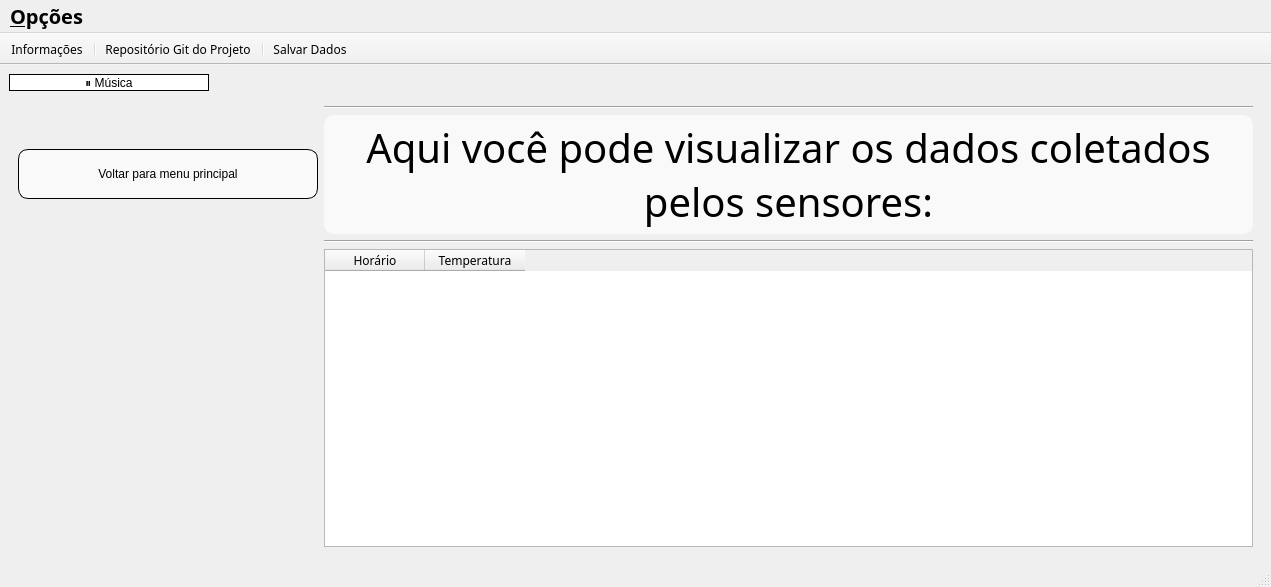
ST-Brenda/Projeto-Final-LabProg-III, file scr/mainwindow.ui: the form before one commit.
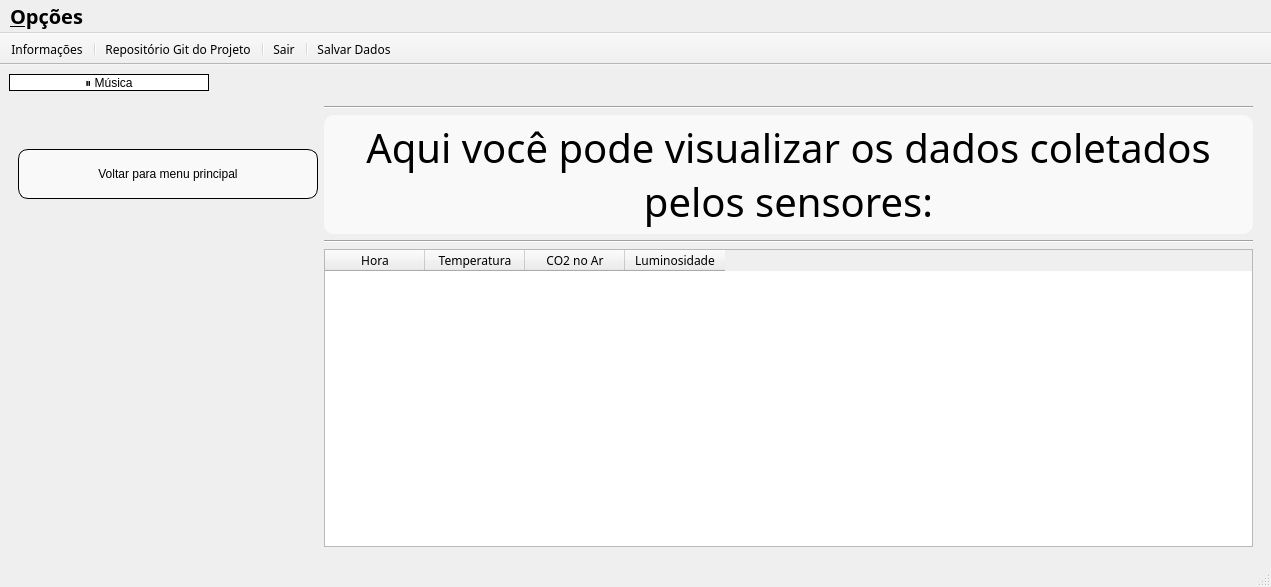
The form after the commit. The open tabs and pages were chosen to show the change. Icons and pictures are not drawn.

The edit to the form file:
```diff
--- a/scr/mainwindow.ui
+++ b/scr/mainwindow.ui
@@ -680,18 +680,31 @@
         </item>
         <item row="3" column="1" rowspan="3">
          <widget class="QTableWidget" name="dados_tableWidget">
+          <property name="minimumSize">
+           <size>
+            <width>0</width>
+            <height>0</height>
+           </size>
+          </property>
+          <property name="maximumSize">
+           <size>
+            <width>16777215</width>
+            <height>16777215</height>
+           </size>
+          </property>
           <property name="editTriggers">
            <set>QAbstractItemView::NoEditTriggers</set>
           </property>
+          <property name="columnCount">
+           <number>4</number>
+          </property>
           <column>
            <property name="text">
-            <string>Horário</string>
+            <string>Hora</string>
            </property>
            <property name="font">
             <font>
              <family>Tibetan Machine Uni</family>
-             <weight>50</weight>
-             <bold>false</bold>
             </font>
            </property>
            <property name="background">
@@ -709,8 +722,40 @@
            <property name="font">
             <font>
              <family>Tibetan Machine Uni</family>
-             <weight>50</weight>
-             <bold>false</bold>
+            </font>
+           </property>
+           <property name="background">
+            <color>
+             <red>222</red>
+             <green>221</green>
+             <blue>218</blue>
+            </color>
+           </property>
+          </column>
+          <column>
+           <property name="text">
+            <string>CO2 no Ar</string>
+           </property>
+           <property name="font">
+            <font>
+             <family>Tibetan Machine Uni</family>
+            </font>
+           </property>
+           <property name="background">
+            <color>
+             <red>222</red>
+             <green>221</green>
+             <blue>218</blue>
+            </color>
+           </property>
+          </column>
+          <column>
+           <property name="text">
+            <string>Luminosidade</string>
+           </property>
+           <property name="font">
+            <font>
+             <family>Tibetan Machine Uni</family>
             </font>
            </property>
            <property name="background">
@@ -798,6 +843,8 @@
    <addaction name="separator"/>
    <addaction name="action_Reposit_rio_Git_do_Projeto"/>
    <addaction name="separator"/>
+   <addaction name="actionFechar"/>
+   <addaction name="separator"/>
    <addaction name="actionSalvar_dados"/>
   </widget>
   <widget class="QMenuBar" name="menubar">
@@ -864,6 +911,20 @@
     <string>Ctrl+S</string>
    </property>
   </action>
+  <action name="actionFechar">
+   <property name="icon">
+    <iconset theme="window-close"/>
+   </property>
+   <property name="text">
+    <string>Sair</string>
+   </property>
+   <property name="toolTip">
+    <string>Fechar</string>
+   </property>
+   <property name="shortcut">
+    <string>Ctrl+C</string>
+   </property>
+  </action>
  </widget>
  <resources/>
  <connections/>
```
Left out of the diff: 42 changed lines with no effect on the pictures.
